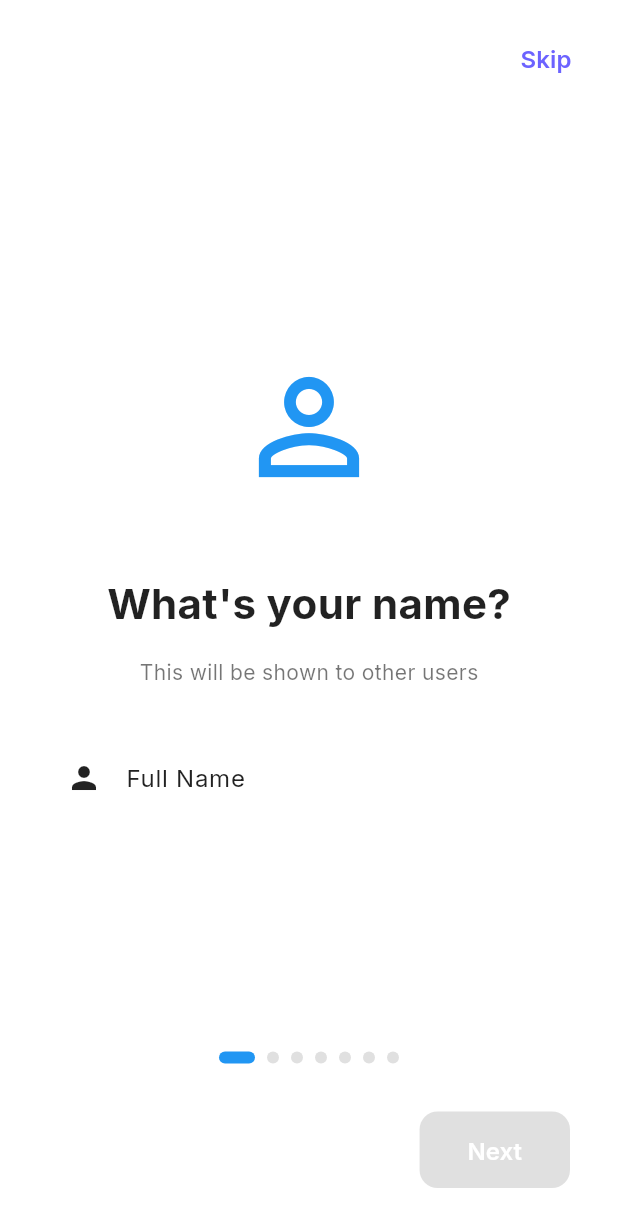
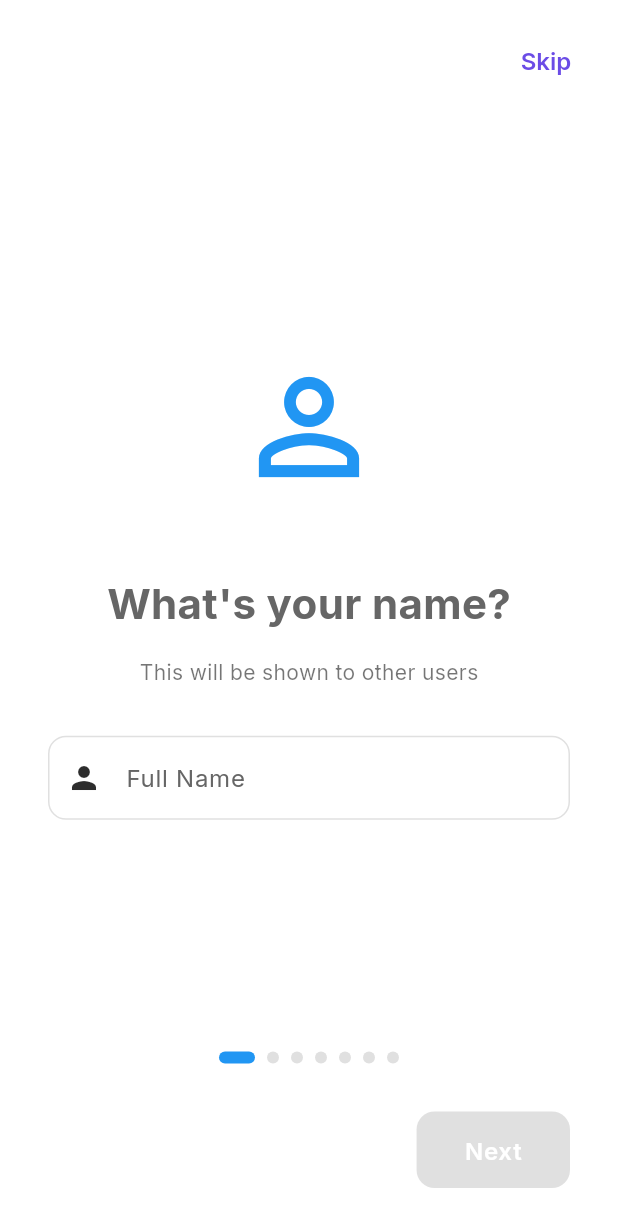
Before and after one commit to BaylaPatin/LectureLift, a Flutter app: the screen it shows after launch, after a tap on "Sign Up", on a phone screen of 412 x 824 dp. Shown: the top 1227 px of the screen. Run offline on Flutter 3.47's test engine with Material 3 defaults, Android fonts, the phone set to English and light mode, and no system bars; our stand-ins replace cloud_firestore, file_picker, firebase_auth, firebase_core, google_fonts, google_maps_flutter and 2 more; missing offline and left inert: excel, flutter_polyline_points, icalendar_parser; accounts and stored records are empty.

Commit message:
Added Styling and deleted signup_screen.dart

```diff
--- a/lecture_lift/lib/screens/welcome_screen.dart
+++ b/lecture_lift/lib/screens/welcome_screen.dart
@@ -19,10 +19,28 @@
               const Spacer(),
 
               // App Logo/Icon
-              Icon(
+              Container(
+                padding: const EdgeInsets.all(24),
+                decoration: BoxDecoration(
+                  shape: BoxShape.circle,
+                  gradient: LinearGradient(
+                    colors: [Theme.of(context).colorScheme.primary, Theme.of(context).colorScheme.primary.withOpacity(0.7)],
+                    begin: Alignment.topLeft,
+                    end: Alignment.bottomRight,
+                  ),
+                  boxShadow: [
+                    BoxShadow(
+                      color: Theme.of(context).colorScheme.primary.withOpacity(0.3),
+                      blurRadius: 20,
+                      offset: const Offset(0, 10),
+                    ),
+                  ],
+                ),
+                child: Icon(
                   Icons.school,
-                size: 120,
-                color: Colors.blue,
+                  size: 72,
+                  color: Colors.white,
+                ),
               ),
 
               const SizedBox(height: 24),
@@ -41,19 +59,34 @@
               const SizedBox(height: 12),
 
               // Tagline
-              const Text(
+              Text(
                 'Your campus companion',
                 textAlign: TextAlign.center,
                 style: TextStyle(
                   fontSize: 18,
-                  color: Colors.black54,
+                  color: Theme.of(context).colorScheme.secondary,
+                  fontWeight: FontWeight.w500,
                 ),
               ),
 
               const Spacer(),
 
               // Sign Up Button
-              ElevatedButton(
+              Container(
+                decoration: BoxDecoration(
+                  borderRadius: BorderRadius.circular(12),
+                  gradient: LinearGradient(
+                    colors: [Theme.of(context).colorScheme.primary, Theme.of(context).colorScheme.primary.withOpacity(0.8)],
+                  ),
+                  boxShadow: [
+                    BoxShadow(
+                      color: Theme.of(context).colorScheme.primary.withOpacity(0.3),
+                      blurRadius: 12,
+                      offset: const Offset(0, 6),
+                    ),
+                  ],
+                ),
+                child: ElevatedButton(
                   onPressed: () {
                     Navigator.push(
                       context,
@@ -63,7 +96,8 @@
                     );
                   },
                   style: ElevatedButton.styleFrom(
-                  backgroundColor: Colors.blue,
+                    backgroundColor: Colors.transparent,
+                    shadowColor: Colors.transparent,
                     padding: const EdgeInsets.symmetric(vertical: 16),
                     shape: RoundedRectangleBorder(
                       borderRadius: BorderRadius.circular(12),
@@ -75,6 +109,7 @@
                       fontSize: 18,
                       fontWeight: FontWeight.bold,
                       color: Colors.white,
+                    ),
                   ),
                 ),
               ),
@@ -93,17 +128,17 @@
                 },
                 style: OutlinedButton.styleFrom(
                   padding: const EdgeInsets.symmetric(vertical: 16),
-                  side: const BorderSide(color: Colors.blue, width: 2),
+                  side: BorderSide(color: Theme.of(context).colorScheme.primary, width: 2),
                   shape: RoundedRectangleBorder(
                     borderRadius: BorderRadius.circular(12),
                   ),
                 ),
-                child: const Text(
+                child: Text(
                   'Log In',
                   style: TextStyle(
                     fontSize: 18,
                     fontWeight: FontWeight.bold,
-                    color: Colors.blue,
+                    color: Theme.of(context).colorScheme.primary,
                   ),
                 ),
               ),
--- a/lecture_lift/lib/theme/app_theme.dart
+++ b/lecture_lift/lib/theme/app_theme.dart
@@ -2,47 +2,82 @@
 import 'package:google_fonts/google_fonts.dart';
 
 class AppTheme {
-  static const Color primaryColor = Color(0xFF6C63FF); // Deep Purple
-  static const Color secondaryColor = Color(0xFF03DAC6); // Teal Accent
-  static const Color backgroundColor = Color(0xFFF5F5F5); // Light Grey
+  // Purple and Yellow Color Palette - Modern & Unique
+  static const Color primaryPurple = Color(0xFF6B4CE6); // Vibrant Purple
+  static const Color deepPurple = Color(0xFF4A2FB8); // Deep Purple (darker shade)
+  static const Color lightPurple = Color(0xFF9B8FF5); // Light Purple (for accents)
+
+  static const Color primaryYellow = Color(0xFFFFC947); // Warm Golden Yellow
+  static const Color brightYellow = Color(0xFFFFD666); // Bright Yellow (lighter shade)
+  static const Color deepYellow = Color(0xFFE6B031); // Deep Yellow (darker shade)
+
+  // Neutral Colors
+  static const Color backgroundColor = Color(0xFFF8F7FF); // Very light purple tint
   static const Color surfaceColor = Colors.white;
-  static const Color errorColor = Color(0xFFB00020);
+  static const Color darkGrey = Color(0xFF2D2D2D);
+  static const Color mediumGrey = Color(0xFF666666);
+  static const Color lightGrey = Color(0xFFE0E0E0);
+
+  // Accent & State Colors
+  static const Color errorColor = Color(0xFFE63946);
+  static const Color successColor = Color(0xFF06D6A0);
 
   static ThemeData get lightTheme {
     return ThemeData(
       useMaterial3: true,
-      primaryColor: primaryColor,
+      primaryColor: primaryPurple,
       scaffoldBackgroundColor: backgroundColor,
       colorScheme: ColorScheme.light(
-        primary: primaryColor,
-        secondary: secondaryColor,
+        primary: primaryPurple,
+        secondary: primaryYellow,
+        tertiary: lightPurple,
         surface: surfaceColor,
         error: errorColor,
         onPrimary: Colors.white,
-        onSecondary: Colors.black,
-        onSurface: Colors.black87,
+        onSecondary: darkGrey,
+        onSurface: darkGrey,
+        onError: Colors.white,
       ),
       textTheme: TextTheme(
         displayLarge: GoogleFonts.poppins(
           fontSize: 32,
           fontWeight: FontWeight.bold,
-          color: Colors.black87,
+          color: darkGrey,
+          letterSpacing: -0.5,
         ),
         displayMedium: GoogleFonts.poppins(
           fontSize: 28,
           fontWeight: FontWeight.bold,
-          color: Colors.black87,
+          color: darkGrey,
+          letterSpacing: -0.5,
         ),
-        bodyLarge: GoogleFonts.inter(fontSize: 16, color: Colors.black87),
-        bodyMedium: GoogleFonts.inter(fontSize: 14, color: Colors.black87),
+        headlineMedium: GoogleFonts.poppins(
+          fontSize: 24,
+          fontWeight: FontWeight.w600,
+          color: darkGrey,
+        ),
+        titleLarge: GoogleFonts.poppins(
+          fontSize: 20,
+          fontWeight: FontWeight.w600,
+          color: darkGrey,
+        ),
+        bodyLarge: GoogleFonts.inter(
+          fontSize: 16,
+          color: mediumGrey,
+        ),
+        bodyMedium: GoogleFonts.inter(
+          fontSize: 14,
+          color: mediumGrey,
+        ),
         labelLarge: GoogleFonts.inter(
           fontSize: 14,
           fontWeight: FontWeight.w600,
           color: Colors.white,
+          letterSpacing: 0.5,
         ),
       ),
       appBarTheme: AppBarTheme(
-        backgroundColor: primaryColor,
+        backgroundColor: primaryPurple,
         foregroundColor: Colors.white,
         elevation: 0,
         centerTitle: true,
@@ -50,20 +85,48 @@
           fontSize: 20,
           fontWeight: FontWeight.w600,
           color: Colors.white,
+          letterSpacing: 0.15,
         ),
       ),
       elevatedButtonTheme: ElevatedButtonThemeData(
         style: ElevatedButton.styleFrom(
-          backgroundColor: primaryColor,
+          backgroundColor: primaryPurple,
           foregroundColor: Colors.white,
           textStyle: GoogleFonts.inter(
             fontSize: 16,
             fontWeight: FontWeight.w600,
+            letterSpacing: 0.5,
           ),
           shape: RoundedRectangleBorder(
             borderRadius: BorderRadius.circular(12),
           ),
-          padding: const EdgeInsets.symmetric(horizontal: 24, vertical: 12),
+          padding: const EdgeInsets.symmetric(horizontal: 24, vertical: 14),
+          elevation: 2,
+          shadowColor: primaryPurple.withOpacity(0.4),
+        ),
+      ),
+      outlinedButtonTheme: OutlinedButtonThemeData(
+        style: OutlinedButton.styleFrom(
+          foregroundColor: primaryPurple,
+          side: const BorderSide(color: primaryPurple, width: 2),
+          textStyle: GoogleFonts.inter(
+            fontSize: 16,
+            fontWeight: FontWeight.w600,
+            letterSpacing: 0.5,
+          ),
+          shape: RoundedRectangleBorder(
+            borderRadius: BorderRadius.circular(12),
+          ),
+          padding: const EdgeInsets.symmetric(horizontal: 24, vertical: 14),
+        ),
+      ),
+      textButtonTheme: TextButtonThemeData(
+        style: TextButton.styleFrom(
+          foregroundColor: primaryPurple,
+          textStyle: GoogleFonts.inter(
+            fontSize: 14,
+            fontWeight: FontWeight.w600,
+          ),
         ),
       ),
       inputDecorationTheme: InputDecorationTheme(
@@ -71,18 +134,58 @@
         fillColor: surfaceColor,
         border: OutlineInputBorder(
           borderRadius: BorderRadius.circular(12),
-          borderSide: BorderSide.none,
+          borderSide: BorderSide(color: lightGrey),
         ),
         enabledBorder: OutlineInputBorder(
           borderRadius: BorderRadius.circular(12),
-          borderSide: BorderSide.none,
+          borderSide: BorderSide(color: lightGrey),
         ),
         focusedBorder: OutlineInputBorder(
           borderRadius: BorderRadius.circular(12),
-          borderSide: const BorderSide(color: primaryColor, width: 2),
+          borderSide: const BorderSide(color: primaryPurple, width: 2),
         ),
-        hintStyle: GoogleFonts.inter(color: Colors.grey[400]),
+        errorBorder: OutlineInputBorder(
+          borderRadius: BorderRadius.circular(12),
+          borderSide: const BorderSide(color: errorColor, width: 2),
+        ),
+        hintStyle: GoogleFonts.inter(color: mediumGrey.withOpacity(0.6)),
+        labelStyle: GoogleFonts.inter(color: mediumGrey),
+        floatingLabelStyle: GoogleFonts.inter(color: primaryPurple),
+      ),
+      cardTheme: CardThemeData(
+        color: surfaceColor,
+        elevation: 2,
+        shadowColor: darkGrey.withOpacity(0.1),
+        shape: RoundedRectangleBorder(
+          borderRadius: BorderRadius.circular(16),
+        ),
+      ),
+      iconTheme: const IconThemeData(
+        color: primaryPurple,
       ),
     );
   }
+
+  // Backward compatibility getters for existing code
+  static Color get primaryColor => primaryPurple;
+  static Color get secondaryColor => primaryYellow;
+
+  // Gradient Presets for Modern Look
+  static const LinearGradient purpleGradient = LinearGradient(
+    colors: [primaryPurple, deepPurple],
+    begin: Alignment.topLeft,
+    end: Alignment.bottomRight,
+  );
+
+  static const LinearGradient yellowGradient = LinearGradient(
+    colors: [brightYellow, deepYellow],
+    begin: Alignment.topLeft,
+    end: Alignment.bottomRight,
+  );
+
+  static const LinearGradient purpleYellowGradient = LinearGradient(
+    colors: [primaryPurple, primaryYellow],
+    begin: Alignment.topLeft,
+    end: Alignment.bottomRight,
+  );
 }
```
Also changed, not shown: lecture_lift/lib/screens/signup_screen.dart (deleted). Lines whose indentation alone changed are shown as unchanged.
